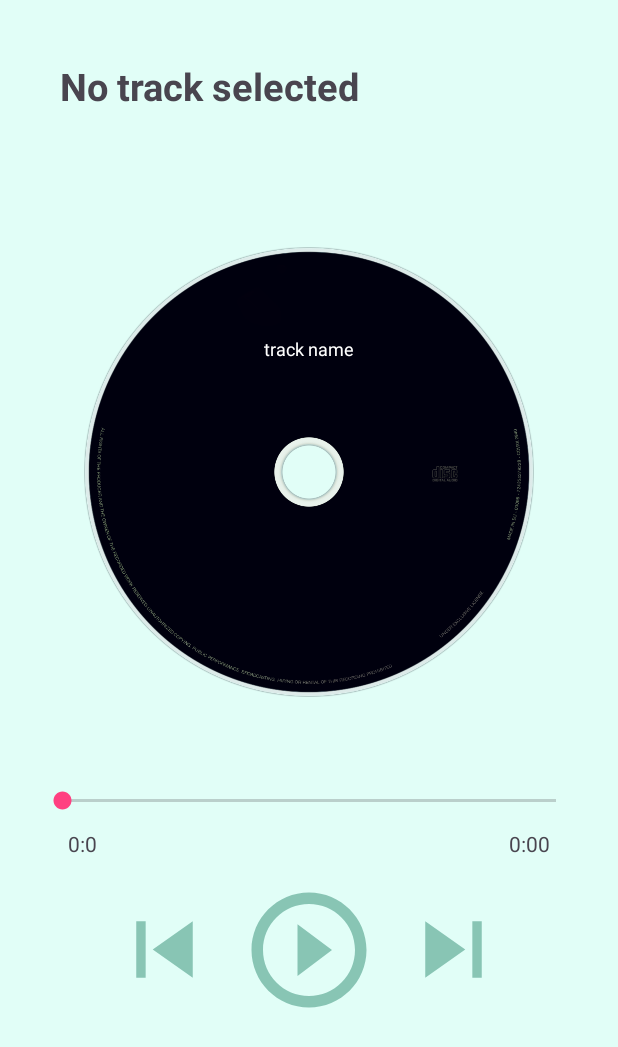
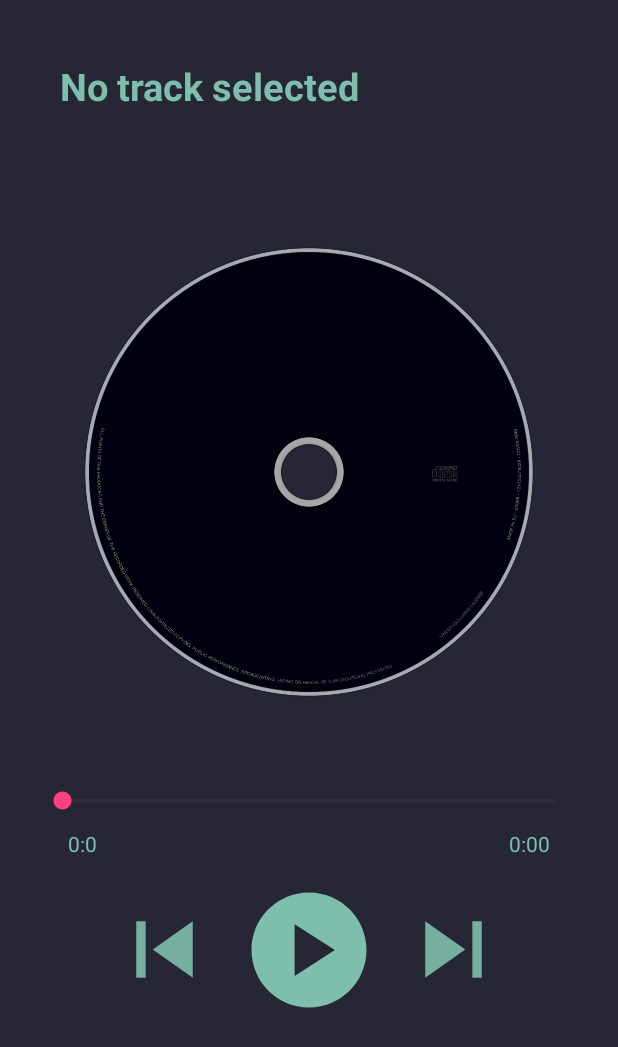
Before and after one commit to PedaleDivino/CoffeePlayer, an Android app: the fragment FragmentPlayer shown on its own in the app's theme, on a phone screen of 412 x 824 dp. Shown: the top 1047 px of the screen. Run offline under Robolectric (Android 15) with nearby library versions, the phone set to English and light mode, and no system bars; 2 statements that could not run were skipped.

Commit message:
aggiornamento grafica generale , bug fixing video view (Luca.S)

```diff
--- a/app/src/main/res/drawable/miini_player.xml
+++ b/app/src/main/res/drawable/miini_player.xml
@@ -4,7 +4,7 @@
     <!-- Lower rectangle (border color) -->
     <item>
         <shape android:shape="rectangle">
-            <solid android:color="#FFC32F62"/>
+            <solid android:color="#FF738a83"/>
         </shape>
     </item>
 
--- a/app/src/main/res/drawable/play.xml
+++ b/app/src/main/res/drawable/play.xml
@@ -1,5 +1,5 @@
-<vector android:alpha="0.9" android:height="92dp" android:tint="#7EBEAD"
+<vector android:height="92dp" android:tint="#7EBEAD"
     android:viewportHeight="24" android:viewportWidth="24"
     android:width="92dp" xmlns:android="http://schemas.android.com/apk/res/android">
-    <path android:fillColor="@android:color/white" android:pathData="M10,16.5l6,-4.5 -6,-4.5v9zM12,2C6.48,2 2,6.48 2,12s4.48,10 10,10 10,-4.48 10,-10S17.52,2 12,2zM12,20c-4.41,0 -8,-3.59 -8,-8s3.59,-8 8,-8 8,3.59 8,8 -3.59,8 -8,8z"/>
+    <path android:fillColor="@android:color/white" android:pathData="M12,2C6.48,2 2,6.48 2,12s4.48,10 10,10s10,-4.48 10,-10S17.52,2 12,2zM9.5,16.5v-9l7,4.5L9.5,16.5z"/>
 </vector>
--- a/app/src/main/res/drawable/resize.xml
+++ b/app/src/main/res/drawable/resize.xml
@@ -1,5 +1,5 @@
-<vector android:alpha="0.9" android:height="60dp" android:tint="#FFFFFF"
+<vector android:alpha="0.5" android:height="50dp" android:tint="#FFFFFF"
     android:viewportHeight="24" android:viewportWidth="24"
-    android:width="60dp" xmlns:android="http://schemas.android.com/apk/res/android">
-    <path android:fillColor="@android:color/white" android:pathData="M7,14L5,14v5h5v-2L7,17v-3zM5,10h2L7,7h3L10,5L5,5v5zM17,17h-3v2h5v-5h-2v3zM14,5v2h3v3h2L19,5h-5z"/>
+    android:width="50dp" xmlns:android="http://schemas.android.com/apk/res/android">
+    <path android:fillColor="@android:color/white" android:pathData="M5,16h3v3h2v-5L5,14v2zM8,8L5,8v2h5L10,5L8,5v3zM14,19h2v-3h3v-2h-5v5zM16,8L16,5h-2v5h5L19,8h-3z"/>
 </vector>
--- a/app/src/main/res/layout/player_play.xml
+++ b/app/src/main/res/layout/player_play.xml
@@ -5,7 +5,7 @@
     xmlns:app="http://schemas.android.com/apk/res-auto"
     xmlns:tools="http://schemas.android.com/tools"
     android:id="@+id/over"
-    android:background="#E6DEFFF7"
+    android:background="@color/mainBackground"
     tools:context=".FragmentPlayer">
 
 
@@ -28,7 +28,8 @@
             android:padding="20dp"
             android:textStyle="bold"
             android:text="track name"
-            android:textSize="25sp" />
+            android:textColor="@color/textSassari"
+            android:textSize="25sp"/>
 
         <ImageView
             android:id="@+id/albumImageId"
@@ -39,15 +40,6 @@
             android:scaleType="fitCenter"
             android:layout_marginTop="50dp"
             android:src="@drawable/album"/>
-
-        <TextView
-            android:id="@+id/overTrackNameId"
-            android:layout_centerInParent="true"
-            android:layout_width="wrap_content"
-            android:layout_height="wrap_content"
-            android:textColor="@color/white"
-            android:text="track name"
-            android:textSize="12sp" />
 
     </RelativeLayout>
 
@@ -84,7 +76,9 @@
                 android:layout_alignParentStart="true"
                 android:layout_marginStart="40dp"
                 android:layout_marginTop="10dp"
-                android:text="0:00" />
+                android:textColor="@color/textSassari"
+                android:text="0:00"
+                />
 
             <TextView
                 android:id="@+id/durationTimeId"
@@ -94,6 +88,7 @@
                 android:layout_alignParentEnd="true"
                 android:layout_marginTop="10dp"
                 android:layout_marginEnd="40dp"
+                android:textColor="@color/textSassari"
                 android:text="0:00" />
 
         </RelativeLayout>
--- a/app/src/main/res/layout/player_video.xml
+++ b/app/src/main/res/layout/player_video.xml
@@ -5,7 +5,7 @@
     xmlns:app="http://schemas.android.com/apk/res-auto"
     xmlns:tools="http://schemas.android.com/tools"
     android:id="@+id/over"
-    android:background="#E6DEFFF7"
+    android:background="@color/black"
     tools:context=".FragmentVideo">
 
     <RelativeLayout
@@ -17,7 +17,8 @@
         <com.google.android.exoplayer2.ui.StyledPlayerView
             android:id="@+id/video_player_view"
             android:layout_width="match_parent"
-            android:layout_height="wrap_content"
+            android:layout_height="match_parent"
+            android:layout_centerInParent="true"
             app:auto_show="true"
             app:surface_type="surface_view"
             app:use_controller="true" />
--- a/app/src/main/res/values/colors.xml
+++ b/app/src/main/res/values/colors.xml
@@ -9,4 +9,5 @@
     <color name="white">#FFFFFFFF</color>
     <color name="seekBar">#FFFF4081</color>
     <color name="mainBackground">#FF272635</color>
+    <color name="textSassari">#7EBEAD</color>
 </resources>
```
